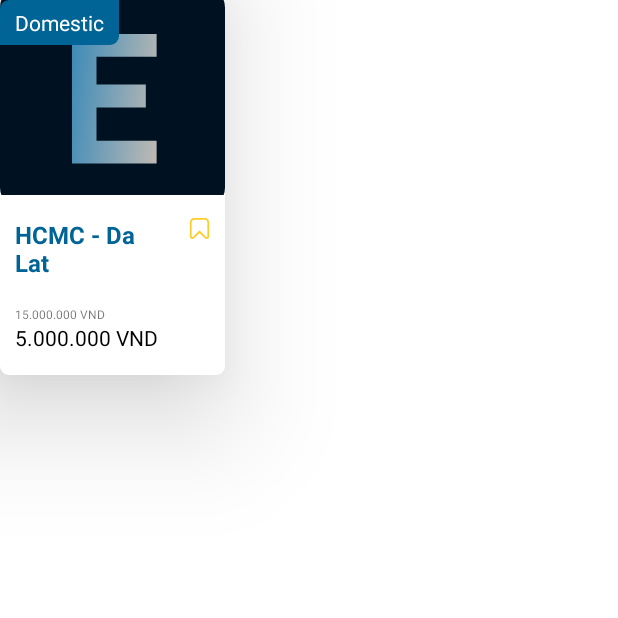
After one commit to hoanghy0112/e-tour-android, an Android app: the fragment TourPreviewCard shown on its own in the app's theme, on a phone screen of 412 x 824 dp, the top half of it. The commit adds this screen. Run offline under Robolectric (Android 15) with nearby library versions, the phone set to English and light mode, and no system bars.

Commit message:
feat: Design layout for recommend route card

```diff
--- /dev/null
+++ b/app/src/main/java/com/teamone/e_tour/adapters/RecommendedRouteListAdapter.java
@@ -0,0 +1,22 @@
+package com.teamone.e_tour.adapters;
+
+import android.view.View;
+import android.widget.Button;
+import android.widget.TextView;
+
+import androidx.annotation.NonNull;
+import androidx.recyclerview.widget.RecyclerView;
+
+public class RecommendedRouteListAdapter {
+    TextView name;
+    TextView oldPrice;
+    TextView newPrice;
+    Button addToFavourite;
+
+
+    class ViewHolder extends RecyclerView.ViewHolder {
+        public ViewHolder(@NonNull View itemView) {
+            super(itemView);
+        }
+    }
+}
--- /dev/null
+++ b/app/src/main/java/com/teamone/e_tour/fragments/TourPreviewCard.java
@@ -0,0 +1,31 @@
+package com.teamone.e_tour.fragments;
+
+import android.os.Bundle;
+
+import androidx.fragment.app.Fragment;
+
+import android.view.LayoutInflater;
+import android.view.View;
+import android.view.ViewGroup;
+
+import com.teamone.e_tour.R;
+import com.teamone.e_tour.databinding.FragmentTourPreviewCardBinding;
+
+public class TourPreviewCard extends Fragment {
+
+
+    public TourPreviewCard() {
+    }
+
+    @Override
+    public void onCreate(Bundle savedInstanceState) {
+        super.onCreate(savedInstanceState);
+    }
+
+    @Override
+    public View onCreateView(LayoutInflater inflater, ViewGroup container,
+                             Bundle savedInstanceState) {
+        FragmentTourPreviewCardBinding binding = FragmentTourPreviewCardBinding.inflate(inflater, container, false);
+        return binding.getRoot();
+    }
+}
--- /dev/null
+++ b/app/src/main/res/drawable/route_type_domestic.xml
@@ -0,0 +1,5 @@
+<?xml version="1.0" encoding="utf-8"?>
+<shape xmlns:android="http://schemas.android.com/apk/res/android">
+    <solid android:color="@color/blue"></solid>
+    <corners android:topLeftRadius="6dp" android:bottomRightRadius="6dp"></corners>
+</shape>
--- /dev/null
+++ b/app/src/main/res/drawable/route_type_international.xml
@@ -0,0 +1,5 @@
+<?xml version="1.0" encoding="utf-8"?>
+<shape xmlns:android="http://schemas.android.com/apk/res/android">
+    <solid android:color="@color/yellow"></solid>
+    <corners android:topLeftRadius="6dp" android:bottomRightRadius="6dp"></corners>
+</shape>
--- /dev/null
+++ b/app/src/main/res/drawable/save.xml
@@ -0,0 +1,9 @@
+<vector xmlns:android="http://schemas.android.com/apk/res/android"
+    android:width="14dp"
+    android:height="14dp"
+    android:viewportWidth="14"
+    android:viewportHeight="14">
+  <path
+      android:pathData="M11.747,14C11.531,13.999 11.317,13.956 11.118,13.873C10.919,13.789 10.739,13.667 10.588,13.513L7,9.946L3.413,13.515C3.182,13.749 2.887,13.908 2.565,13.971C2.243,14.035 1.909,14 1.607,13.87C1.302,13.748 1.042,13.536 0.859,13.263C0.676,12.99 0.58,12.668 0.583,12.34V2.917C0.583,2.143 0.891,1.401 1.438,0.854C1.985,0.307 2.727,0 3.5,0L10.5,0C10.883,0 11.262,0.075 11.616,0.222C11.97,0.369 12.292,0.583 12.563,0.854C12.833,1.125 13.048,1.447 13.195,1.801C13.341,2.154 13.417,2.534 13.417,2.917V12.34C13.42,12.668 13.324,12.99 13.142,13.263C12.96,13.536 12.7,13.748 12.395,13.87C12.19,13.956 11.969,14 11.747,14ZM3.5,1.167C3.036,1.167 2.591,1.351 2.263,1.679C1.934,2.007 1.75,2.453 1.75,2.917V12.34C1.75,12.437 1.778,12.532 1.832,12.613C1.886,12.694 1.963,12.757 2.052,12.795C2.142,12.832 2.241,12.842 2.336,12.823C2.432,12.805 2.519,12.758 2.588,12.69L6.592,8.711C6.701,8.602 6.849,8.541 7.003,8.541C7.157,8.541 7.305,8.602 7.414,8.711L11.413,12.689C11.482,12.757 11.57,12.804 11.665,12.822C11.76,12.841 11.859,12.831 11.949,12.793C12.039,12.756 12.115,12.693 12.169,12.612C12.223,12.531 12.252,12.436 12.251,12.339V2.917C12.251,2.453 12.067,2.007 11.739,1.679C11.41,1.351 10.965,1.167 10.501,1.167H3.5Z"
+      android:fillColor="#FFCD29"/>
+</vector>
--- /dev/null
+++ b/app/src/main/res/drawable/tour_preview_card.xml
@@ -0,0 +1,5 @@
+<?xml version="1.0" encoding="utf-8"?>
+<shape xmlns:android="http://schemas.android.com/apk/res/android">
+    <corners android:radius="6dp"></corners>
+    <solid android:color="@color/white"></solid>
+</shape>
--- a/app/src/main/res/layout/fragment_home.xml
+++ b/app/src/main/res/layout/fragment_home.xml
@@ -54,7 +54,8 @@
         android:layout_width="match_parent"
         android:layout_height="wrap_content"
         android:paddingHorizontal="20dp"
-        android:paddingVertical="10dp">
+        android:paddingVertical="10dp"
+        android:orientation="vertical">
         <RelativeLayout
             android:layout_width="match_parent"
             android:layout_height="wrap_content">
@@ -76,6 +77,14 @@
                 app:iconTint="@color/blue"
                 android:layout_height="wrap_content" />
         </RelativeLayout>
+
+        <androidx.recyclerview.widget.RecyclerView
+            android:layout_width="match_parent"
+            android:layout_height="wrap_content"
+            android:layout_marginTop="10dp"
+            android:orientation="horizontal">
+
+        </androidx.recyclerview.widget.RecyclerView>
     </LinearLayout>
 
 </LinearLayout>
--- /dev/null
+++ b/app/src/main/res/layout/fragment_tour_preview_card.xml
@@ -0,0 +1,79 @@
+<?xml version="1.0" encoding="utf-8"?>
+<RelativeLayout xmlns:android="http://schemas.android.com/apk/res/android"
+    xmlns:tools="http://schemas.android.com/tools"
+    android:layout_width="150dp"
+    android:layout_height="wrap_content"
+    android:background="@drawable/tour_preview_card"
+    xmlns:app="http://schemas.android.com/apk/res-auto"
+    android:elevation="50dp"
+    tools:context=".fragments.TourPreviewCard">
+
+    <LinearLayout
+        android:layout_width="match_parent"
+        android:layout_height="250dp"
+        android:orientation="vertical">
+
+        <ImageView
+            android:id="@+id/card_image"
+            android:layout_width="match_parent"
+            android:layout_height="130dp"
+            android:scaleType="centerCrop"
+            android:src="@drawable/etourlogo" />
+
+        <RelativeLayout
+            android:layout_width="match_parent"
+            android:layout_height="match_parent"
+            android:paddingHorizontal="10dp"
+            android:paddingVertical="15dp">
+
+            <TextView
+                android:id="@+id/name"
+                android:layout_width="100dp"
+                android:layout_height="wrap_content"
+                android:text="HCMC - Da Lat"
+                android:textColor="@color/blue"
+                android:textSize="16sp"
+                android:textStyle="bold" />
+
+            <ImageView
+                android:id="@+id/add_favourite_btn"
+                android:layout_width="wrap_content"
+                android:layout_height="wrap_content"
+                android:layout_alignParentRight="true"
+                android:src="@drawable/save" />
+
+            <LinearLayout
+                android:layout_width="match_parent"
+                android:layout_height="wrap_content"
+                android:layout_alignParentBottom="true"
+                android:orientation="vertical">
+
+                <TextView
+                    android:id="@+id/old_price"
+                    android:layout_width="match_parent"
+                    android:layout_height="wrap_content"
+                    android:text="15.000.000 VND "
+                    android:textSize="8sp" />
+
+                <TextView
+                    android:id="@+id/new_price"
+                    android:layout_width="match_parent"
+                    android:layout_height="wrap_content"
+                    android:text="5.000.000 VND "
+                    android:textColor="@color/black"
+                    android:textSize="14sp" />
+            </LinearLayout>
+        </RelativeLayout>
+
+    </LinearLayout>
+
+    <TextView
+        android:layout_width="wrap_content"
+        android:layout_height="wrap_content"
+        android:background="@drawable/route_type_domestic"
+        android:paddingHorizontal="10dp"
+        android:paddingVertical="5dp"
+        android:text="Domestic"
+        android:textColor="@color/white" />
+
+</RelativeLayout>
--- a/app/src/main/res/values/colors.xml
+++ b/app/src/main/res/values/colors.xml
@@ -13,4 +13,5 @@
     <color name="primary_40">#006497</color>
     <color name="transparent">#00FFFFFF</color>
     <color name="placeholder">#A0A0A0</color>
+    <color name="yellow">#FFCD29</color>
 </resources>
```
